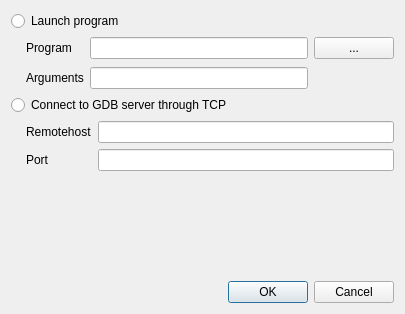
Old version of the form src/opendialog.ui in the repository jhn98032/gede.
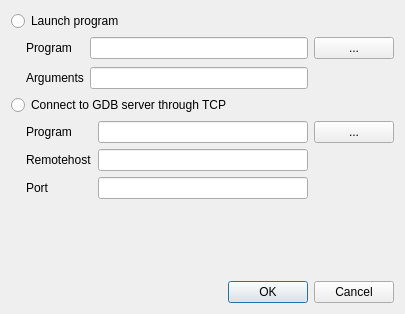
New version of the form.

Commit message: Added remote program path in opendialog

```diff
--- a/src/opendialog.ui
+++ b/src/opendialog.ui
@@ -83,26 +83,43 @@
      <property name="leftMargin">
       <number>15</number>
      </property>
-     <item row="0" column="0">
+     <item row="1" column="0">
       <widget class="QLabel" name="label_3">
        <property name="text">
         <string>Remotehost</string>
        </property>
       </widget>
      </item>
-     <item row="0" column="1">
+     <item row="1" column="1">
       <widget class="QLineEdit" name="lineEdit_tcpHost"/>
      </item>
-     <item row="1" column="0">
+     <item row="2" column="0">
       <widget class="QLabel" name="label_4">
        <property name="text">
         <string>Port</string>
        </property>
       </widget>
      </item>
-     <item row="1" column="1">
+     <item row="2" column="1">
       <widget class="QLineEdit" name="lineEdit_tcpPort"/>
      </item>
+     <item row="0" column="1">
+      <widget class="QLineEdit" name="lineEdit_tcpProgram"/>
+     </item>
+     <item row="0" column="0">
+      <widget class="QLabel" name="label_5">
+       <property name="text">
+        <string>Program</string>
+       </property>
+      </widget>
+     </item>
+     <item row="0" column="2">
+      <widget class="QPushButton" name="pushButton_selectTcpProgram">
+       <property name="text">
+        <string>...</string>
+       </property>
+      </widget>
+     </item>
     </layout>
    </item>
    <item>
```
The commit also changes 2 other files.
